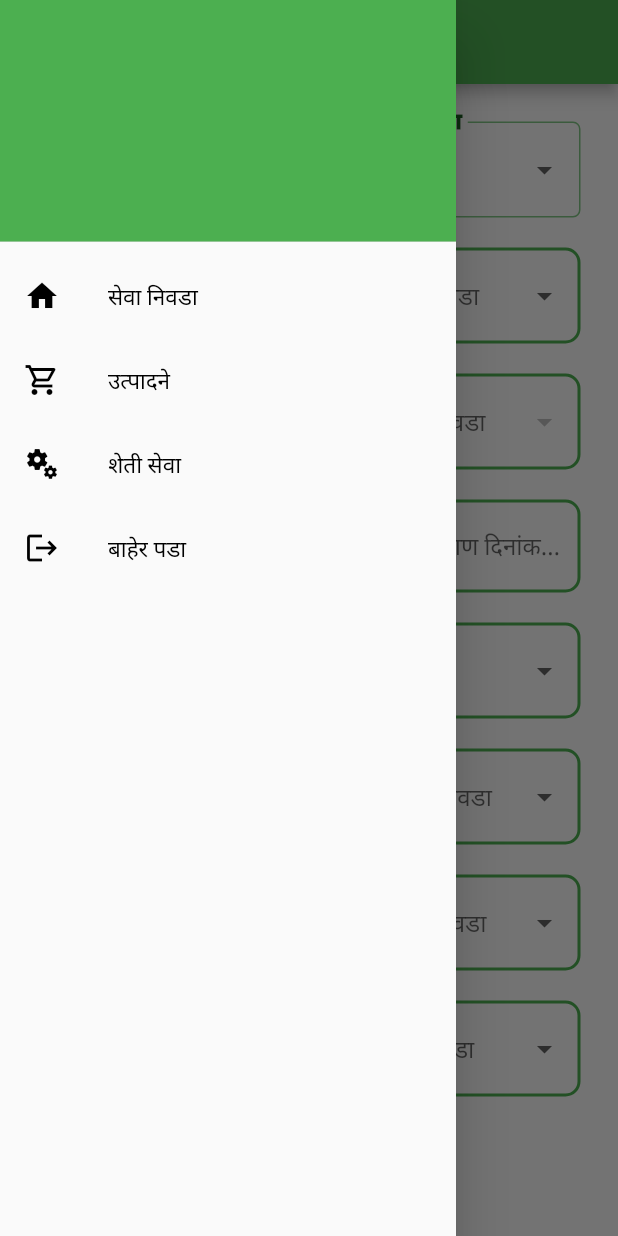
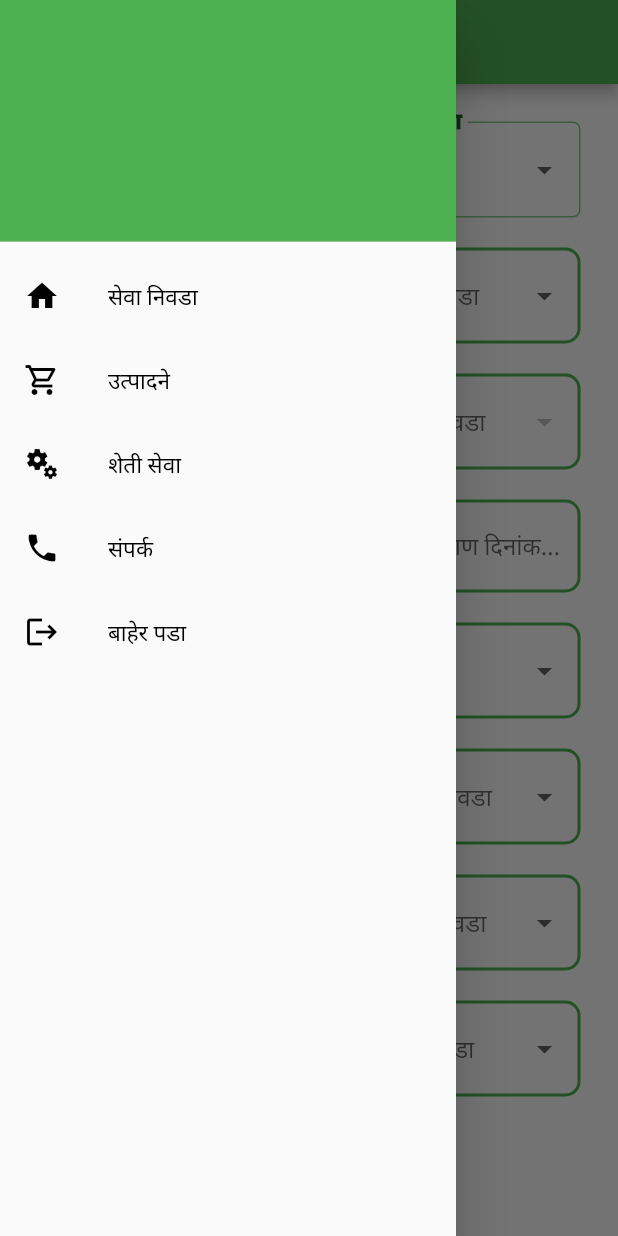
Before and after one commit to SaffronEdgeTech/Dharati-v2, a Flutter app: the CropManagement screen opened directly with empty values, with the side drawer open, on a phone screen of 412 x 824 dp. Run offline on Flutter 3.47's test engine with Material 2 defaults, Android fonts, the phone set to English and light mode, and no system bars; our stand-ins replace cloud_firestore, firebase_auth, firebase_core, firebase_storage, get, intl_phone_field and 1 more; missing offline and left inert: internet_file, pdfx; accounts and stored records are empty.

Commit message:
added contact feature

```diff
--- a/lib/screens/cropManagement.dart
+++ b/lib/screens/cropManagement.dart
@@ -156,6 +156,15 @@ class _CropManagementState extends State<CropManagement> {
     {"id": "वाटाणा", "label": "वाटाणा", "parentId": "भाजीपाला"},
     {"id": "हळद", "label": "हळद", "parentId": "भाजीपाला"},
     {"id": "आले", "label": "आले", "parentId": "भाजीपाला"},
+    {"id": "काकडी", "label": "काकडी", "parentId": "भाजीपाला"},
+    {"id": "कारली", "label": "कारली", "parentId": "भाजीपाला"},
+    {"id": "गवार", "label": "गवार", "parentId": "भाजीपाला"},
+    {"id": "घेवडा", "label": "घेवडा", "parentId": "भाजीपाला"},
+    {"id": "टरबूज (कलिंगड)", "label": "टरबूज (कलिंगड)", "parentId": "भाजीपाला"},
+    {"id": "दुधी भोपळा", "label": "दुधी भोपळा", "parentId": "भाजीपाला"},
+    {"id": "दोडका", "label": "दोडका", "parentId": "भाजीपाला"},
+    {"id": "मुळा", "label": "मुळा", "parentId": "भाजीपाला"},
+    {"id": "लसूण", "label": "लसूण", "parentId": "भाजीपाला"},
   ];
 
   var availableCrops = [];
--- a/lib/widgets/NavDrawer.dart
+++ b/lib/widgets/NavDrawer.dart
@@ -1,6 +1,7 @@
 import 'package:dharati/services/FirebaseAllServices.dart';
 import 'package:flutter/material.dart';
 import 'package:get/get.dart';
+import 'package:url_launcher/url_launcher.dart';
 
 class NavDrawer extends StatelessWidget {
   final details;
@@ -19,7 +20,7 @@ class NavDrawer extends StatelessWidget {
         children: [
           UserAccountsDrawerHeader(
             accountName: Text(
-              details["Name"].toString()+" "+details["Surname"].toString(),
+              details["Name"].toString() + " " + details["Surname"].toString(),
               style: TextStyle(
                 fontSize: 18,
                 fontWeight: FontWeight.w800,
@@ -78,6 +79,31 @@ class NavDrawer extends StatelessWidget {
           ),
           ListTile(
             leading: Icon(
+              Icons.phone,
+              color: Colors.black,
+            ),
+            title: Text("संपर्क", style: listOptionsTextStyle),
+            onTap: () async {
+              final Uri url = Uri(scheme: "tel", path: "+919766560193");
+              if (await canLaunchUrl(url)) {
+                await launchUrl(url);
+              } else {
+                Get.snackbar(
+                  "तसदीबद्दल क्षमस्व",
+                  "",
+                  snackPosition: SnackPosition.BOTTOM,
+                  backgroundColor: Colors.red,
+                  isDismissible: true,
+                  dismissDirection: DismissDirection.horizontal,
+                  margin: EdgeInsets.all(15),
+                  forwardAnimationCurve: Curves.easeOutBack,
+                  colorText: Colors.white,
+                );
+              }
+            },
+          ),
+          ListTile(
+            leading: Icon(
               Icons.logout,
               color: Colors.black,
             ),
```
Also changed, not shown: 1 other file.
